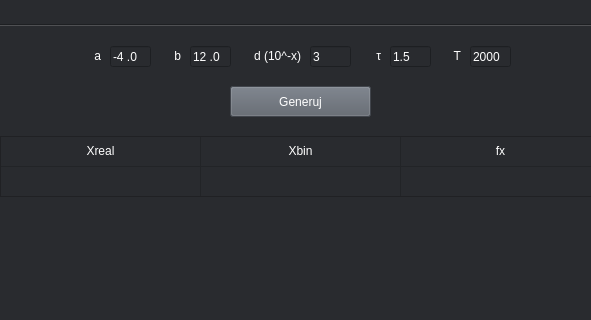
Above: gui.ui from bigboyTaysh/hill-climbing-algorithm before the change; both pictures show x 192 to 783 and y 0 to 320 of the 1009 by 609 pixel window. Below: the same form after it.
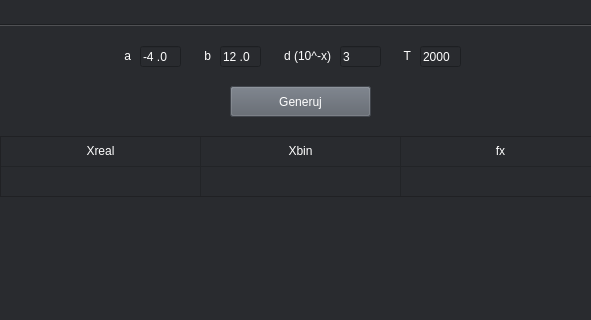
That is the form after the change. Custom widgets are drawn as their Qt base class.

Commit message: draw point on chart if one best local

What changed in the file:
```diff
--- a/gui.ui
+++ b/gui.ui
@@ -104,7 +104,7 @@
      <widget class="QLineEdit" name="input_a">
       <property name="geometry">
        <rect>
-        <x>300</x>
+        <x>330</x>
         <y>20</y>
         <width>41</width>
         <height>21</height>
@@ -123,7 +123,7 @@
      <widget class="QLineEdit" name="input_d">
       <property name="geometry">
        <rect>
-        <x>500</x>
+        <x>530</x>
         <y>20</y>
         <width>41</width>
         <height>21</height>
@@ -142,7 +142,7 @@
      <widget class="QLabel" name="label">
       <property name="geometry">
        <rect>
-        <x>270</x>
+        <x>300</x>
         <y>20</y>
         <width>21</width>
         <height>20</height>
@@ -161,7 +161,7 @@
      <widget class="QLabel" name="label_2">
       <property name="geometry">
        <rect>
-        <x>350</x>
+        <x>380</x>
         <y>20</y>
         <width>21</width>
         <height>20</height>
@@ -180,7 +180,7 @@
      <widget class="QLineEdit" name="input_b">
       <property name="geometry">
        <rect>
-        <x>380</x>
+        <x>410</x>
         <y>20</y>
         <width>41</width>
         <height>21</height>
@@ -199,7 +199,7 @@
      <widget class="QLabel" name="label_3">
       <property name="geometry">
        <rect>
-        <x>440</x>
+        <x>470</x>
         <y>20</y>
         <width>51</width>
         <height>20</height>
@@ -215,48 +215,10 @@
        <set>Qt::AlignRight|Qt::AlignTrailing|Qt::AlignVCenter</set>
       </property>
      </widget>
-     <widget class="QLabel" name="label_4">
-      <property name="geometry">
-       <rect>
-        <x>550</x>
-        <y>20</y>
-        <width>21</width>
-        <height>20</height>
-       </rect>
-      </property>
-      <property name="styleSheet">
-       <string notr="true">color: rgb(255, 255, 255);</string>
-      </property>
-      <property name="text">
-       <string>τ</string>
-      </property>
-      <property name="alignment">
-       <set>Qt::AlignRight|Qt::AlignTrailing|Qt::AlignVCenter</set>
-      </property>
-     </widget>
-     <widget class="QLineEdit" name="input_tau">
-      <property name="geometry">
-       <rect>
-        <x>580</x>
-        <y>20</y>
-        <width>41</width>
-        <height>21</height>
-       </rect>
-      </property>
-      <property name="styleSheet">
-       <string notr="true">color: rgb(255, 255, 255);</string>
-      </property>
-      <property name="inputMask">
-       <string>9.9</string>
-      </property>
-      <property name="text">
-       <string>1.5</string>
-      </property>
-     </widget>
      <widget class="QLineEdit" name="input_t">
       <property name="geometry">
        <rect>
-        <x>660</x>
+        <x>610</x>
         <y>20</y>
         <width>41</width>
         <height>21</height>
@@ -276,7 +238,7 @@
      <widget class="QLabel" name="label_5">
       <property name="geometry">
        <rect>
-        <x>630</x>
+        <x>580</x>
         <y>20</y>
         <width>21</width>
         <height>20</height>
```
The commit also changes 1 other file.
